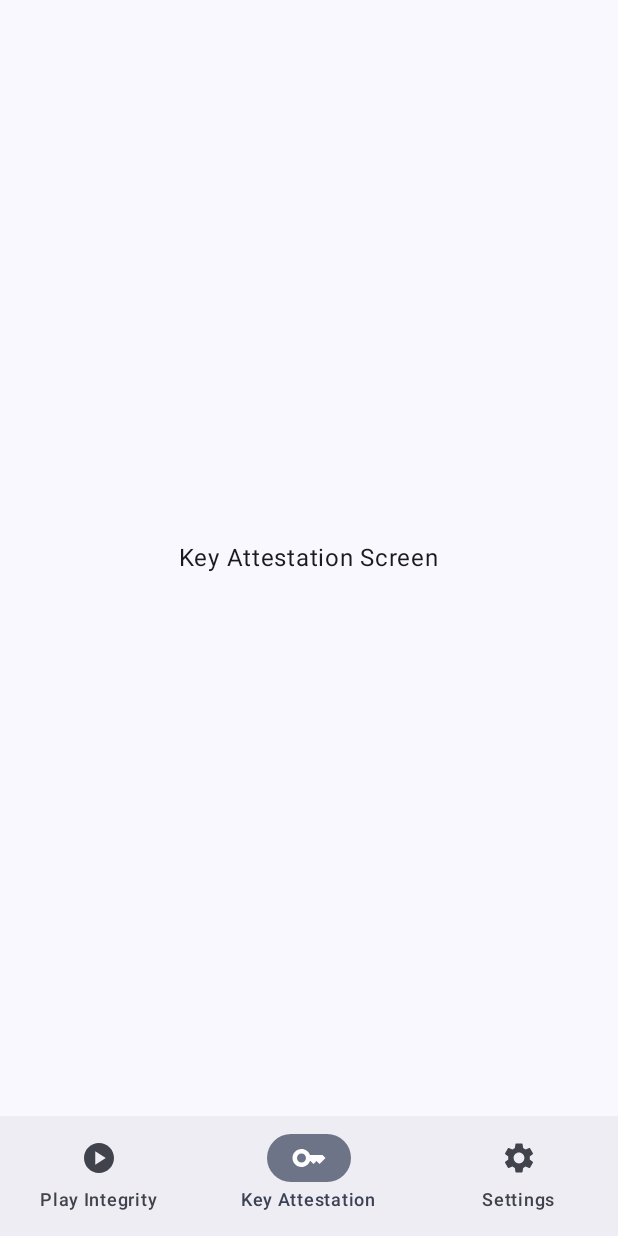
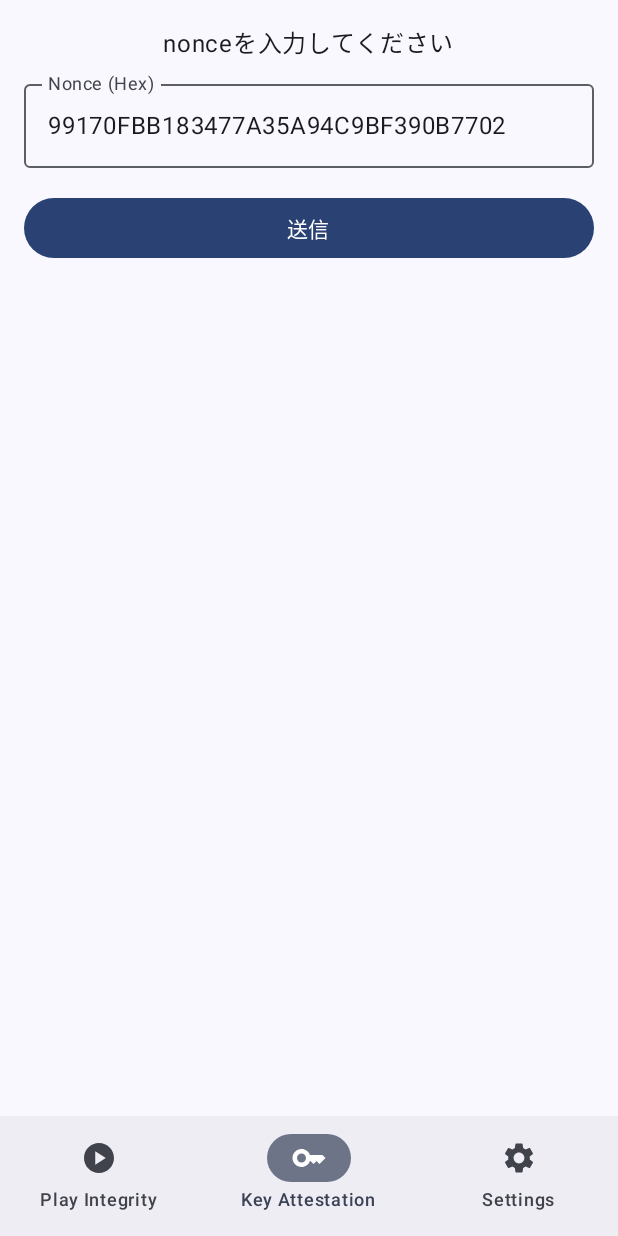
Before and after one commit to keiji/android-device-integrity, an Android app built with Jetpack Compose: the screen it shows after launch (MainActivity), item 2 of the bottom bar chosen, on a phone screen of 412 x 824 dp. Run offline under Robolectric (Android 15) with nearby library versions, the phone set to English and light mode, and no system bars.

Commit message:
Add nonce input field and button to KeyAttestation screen
- Added a label, text input field for nonce (hex string), and a submit button to the KeyAttestation screen.
- Nonce input is validated for hex characters, automatically converted to uppercase, and limited in length.
- ViewModel handles nonce logic, stores it as ByteArray, and exposes it as a hex string in UiState.
- An initial random nonce is generated on screen load.
- Clicking the submit button shows a Toast message via UiEvent.

```diff
--- a/android/app/src/main/java/dev/keiji/deviceintegrity/ui/keyattestation/KeyAttestationScreen.kt
+++ b/android/app/src/main/java/dev/keiji/deviceintegrity/ui/keyattestation/KeyAttestationScreen.kt
@@ -1,26 +1,92 @@
 package dev.keiji.deviceintegrity.ui.keyattestation
 
-import androidx.compose.foundation.layout.Box
+import android.widget.Toast
+import androidx.compose.foundation.layout.Arrangement
+import androidx.compose.foundation.layout.Column
+import androidx.compose.foundation.layout.Spacer
 import androidx.compose.foundation.layout.fillMaxSize
+import androidx.compose.foundation.layout.fillMaxWidth
+import androidx.compose.foundation.layout.height
+import androidx.compose.foundation.layout.padding
+import androidx.compose.foundation.text.KeyboardOptions
+import androidx.compose.material3.Button
+import androidx.compose.material3.OutlinedTextField
 import androidx.compose.material3.Text
 import androidx.compose.runtime.Composable
+import androidx.compose.runtime.LaunchedEffect
 import androidx.compose.runtime.getValue
 import androidx.compose.ui.Alignment
 import androidx.compose.ui.Modifier
+import androidx.compose.ui.platform.LocalContext
+import androidx.compose.ui.text.input.KeyboardCapitalization
+import androidx.compose.ui.text.input.KeyboardType
+import androidx.compose.ui.unit.dp
 import androidx.lifecycle.compose.collectAsStateWithLifecycle
 import androidx.lifecycle.viewmodel.compose.viewModel
+import kotlinx.coroutines.flow.collectLatest
 
 @Composable
 fun KeyAttestationScreen(
     viewModel: KeyAttestationViewModel = viewModel()
 ) {
     val uiState by viewModel.uiState.collectAsStateWithLifecycle()
+    val context = LocalContext.current
 
-    Box(
-        modifier = Modifier.fillMaxSize(),
-        contentAlignment = Alignment.Center
+    LaunchedEffect(Unit) {
+        viewModel.eventFlow.collectLatest { event ->
+            when (event) {
+                is KeyAttestationUiEvent.ShowToast -> {
+                    Toast.makeText(context, event.message, Toast.LENGTH_SHORT).show()
+                }
+            }
+        }
+    }
+
+    Column(
+        modifier = Modifier
+            .fillMaxSize()
+            .padding(16.dp),
+        horizontalAlignment = Alignment.CenterHorizontally,
+        verticalArrangement = Arrangement.Top
     ) {
-        Text(text = "Key Attestation Screen")
-        // TODO: Display uiState.isLoading and uiState.result
+        Text(text = "nonceを入力してください")
+
+        Spacer(modifier = Modifier.height(8.dp))
+
+        OutlinedTextField(
+            value = uiState.nonce,
+            onValueChange = { viewModel.updateNonce(it) },
+            label = { Text("Nonce (Hex)") },
+            modifier = Modifier.fillMaxWidth(),
+            keyboardOptions = KeyboardOptions(
+                capitalization = KeyboardCapitalization.Characters,
+                autoCorrect = false,
+                keyboardType = KeyboardType.Ascii
+            ),
+            singleLine = true,
+            // Input validation for hex characters and length is handled in ViewModel,
+            // but we can add a visual transformation or basic filter if needed here.
+            // For now, relying on ViewModel's validation.
+        )
+
+        Spacer(modifier = Modifier.height(16.dp))
+
+        Button(
+            onClick = { viewModel.submit() },
+            modifier = Modifier.fillMaxWidth()
+        ) {
+            Text(text = "送信")
+        }
+
+        // TODO: Display uiState.isLoading and uiState.result (e.g., attestation result)
+        if (uiState.isLoading) {
+            Spacer(modifier = Modifier.height(16.dp))
+            Text("Loading...")
+        }
+
+        if (uiState.result.isNotEmpty()) {
+            Spacer(modifier = Modifier.height(16.dp))
+            Text(text = uiState.result)
+        }
     }
 }
--- a/android/app/src/main/java/dev/keiji/deviceintegrity/ui/keyattestation/KeyAttestationUiState.kt
+++ b/android/app/src/main/java/dev/keiji/deviceintegrity/ui/keyattestation/KeyAttestationUiState.kt
@@ -2,5 +2,6 @@ package dev.keiji.deviceintegrity.ui.keyattestation
 
 data class KeyAttestationUiState(
     val isLoading: Boolean = false,
-    val result: String = ""
+    val result: String = "",
+    val nonce: String = ""
 )
--- a/android/app/src/main/java/dev/keiji/deviceintegrity/ui/keyattestation/KeyAttestationViewModel.kt
+++ b/android/app/src/main/java/dev/keiji/deviceintegrity/ui/keyattestation/KeyAttestationViewModel.kt
@@ -1,13 +1,82 @@
 package dev.keiji.deviceintegrity.ui.keyattestation
 
 import androidx.lifecycle.ViewModel
+import androidx.lifecycle.viewModelScope
+import kotlinx.coroutines.channels.Channel
 import kotlinx.coroutines.flow.MutableStateFlow
 import kotlinx.coroutines.flow.StateFlow
 import kotlinx.coroutines.flow.asStateFlow
+import kotlinx.coroutines.flow.receiveAsFlow
+import kotlinx.coroutines.flow.update
+import kotlinx.coroutines.launch
+import java.security.SecureRandom
+
+sealed interface KeyAttestationUiEvent {
+    data class ShowToast(val message: String) : KeyAttestationUiEvent
+}
 
 class KeyAttestationViewModel : ViewModel() {
+    companion object {
+        private const val MAX_NONCE_LENGTH_BYTES = 32
+        private const val DEFAULT_NONCE_LENGTH_BYTES = 16 // Initial nonce length
+    }
+
     private val _uiState = MutableStateFlow(KeyAttestationUiState())
     val uiState: StateFlow<KeyAttestationUiState> = _uiState.asStateFlow()
 
-    // TODO: Implement logic to interact with Key Attestation API
+    private val _eventChannel = Channel<KeyAttestationUiEvent>()
+    val eventFlow = _eventChannel.receiveAsFlow()
+
+    private var nonceByteArray: ByteArray = ByteArray(0)
+
+    init {
+        generateInitialNonce()
+    }
+
+    private fun generateInitialNonce() {
+        val random = SecureRandom()
+        val newNonce = ByteArray(DEFAULT_NONCE_LENGTH_BYTES)
+        random.nextBytes(newNonce)
+        nonceByteArray = newNonce
+        _uiState.update { it.copy(nonce = newNonce.toHexString()) }
+    }
+
+    fun updateNonce(newNonceHex: String) {
+        val filteredNonce = newNonceHex.filter { it.isLetterOrDigit() }.uppercase()
+        if (filteredNonce.length > MAX_NONCE_LENGTH_BYTES * 2) {
+            // Prevent exceeding max length
+            return
+        }
+
+        // Validate hex string
+        if (!filteredNonce.matches(Regex("^[0-9A-F]*$"))) {
+            // Or send an event to show an error
+            return
+        }
+
+        _uiState.update { it.copy(nonce = filteredNonce) }
+        if (filteredNonce.length % 2 == 0) { // Check if length is even
+            nonceByteArray = filteredNonce.decodeHex()
+        } else {
+            // Handle odd length string, e.g., clear nonceByteArray or keep previous valid value
+            // For now, let's clear it or assign an empty array if it's invalid for submission
+            nonceByteArray = ByteArray(0) // Or handle as an invalid state
+        }
+    }
+
+    fun submit() {
+        viewModelScope.launch {
+            // TODO: Implement actual key attestation logic using nonceByteArray
+            _eventChannel.send(KeyAttestationUiEvent.ShowToast("ボタンが押されました"))
+        }
+    }
+
+    // Helper extension functions
+    private fun ByteArray.toHexString() = joinToString("") { "%02x".format(it) }.uppercase()
+    private fun String.decodeHex(): ByteArray {
+        check(length % 2 == 0) { "Must have an even length" }
+        return chunked(2)
+            .map { it.toInt(16).toByte() }
+            .toByteArray()
+    }
 }
```
